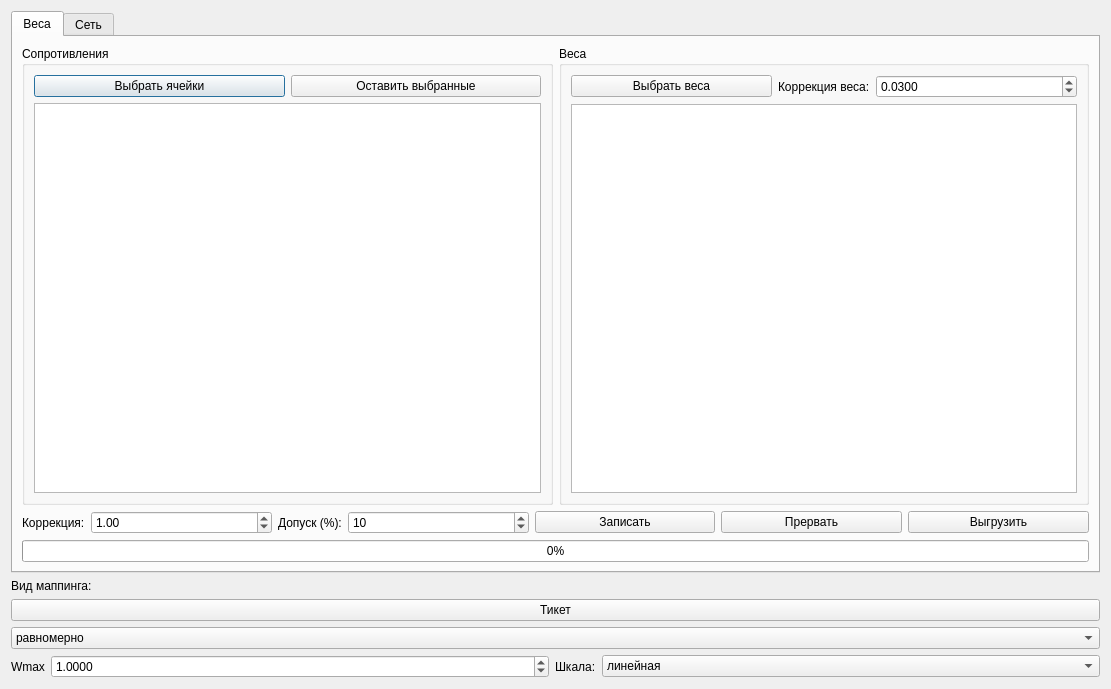
Before: the Qt Designer form gui/uies/new_ann.ui in neurocomputer/MemriBoard, drawn with Qt 5.
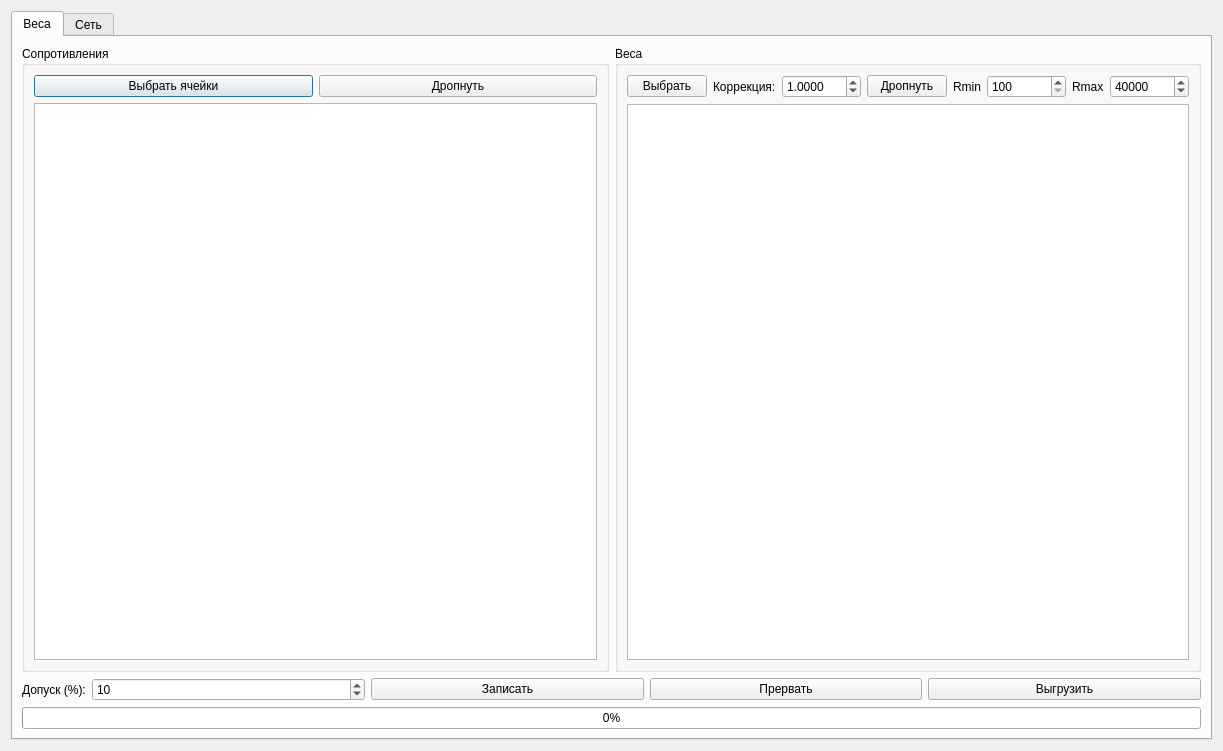
After: the same form once the commit is applied.

The edit to the form file:
```diff
--- a/gui/uies/new_ann.ui
+++ b/gui/uies/new_ann.ui
@@ -6,8 +6,8 @@
    <rect>
     <x>0</x>
     <y>0</y>
-    <width>1111</width>
-    <height>689</height>
+    <width>1223</width>
+    <height>751</height>
    </rect>
   </property>
   <property name="windowTitle">
@@ -57,7 +57,7 @@
                   <item>
                    <widget class="QPushButton" name="button_drop_cells">
                     <property name="text">
-                     <string>Оставить выбранные</string>
+                     <string>Дропнуть</string>
                     </property>
                    </widget>
                   </item>
@@ -96,8 +96,14 @@
                  <layout class="QHBoxLayout" name="horizontalLayout_11">
                   <item>
                    <widget class="QPushButton" name="button_choose_weights">
+                    <property name="sizePolicy">
+                     <sizepolicy hsizetype="Preferred" vsizetype="Fixed">
+                      <horstretch>0</horstretch>
+                      <verstretch>0</verstretch>
+                     </sizepolicy>
+                    </property>
                     <property name="text">
-                     <string>Выбрать веса</string>
+                     <string>Выбрать</string>
                     </property>
                    </widget>
                   </item>
@@ -110,12 +116,18 @@
                      </sizepolicy>
                     </property>
                     <property name="text">
-                     <string>Коррекция веса:</string>
+                     <string>Коррекция:</string>
                     </property>
                    </widget>
                   </item>
                   <item>
                    <widget class="QDoubleSpinBox" name="spinbox_correction_weight">
+                    <property name="sizePolicy">
+                     <sizepolicy hsizetype="Preferred" vsizetype="Fixed">
+                      <horstretch>0</horstretch>
+                      <verstretch>0</verstretch>
+                     </sizepolicy>
+                    </property>
                     <property name="decimals">
                      <number>4</number>
                     </property>
@@ -126,7 +138,81 @@
                      <double>0.000100000000000</double>
                     </property>
                     <property name="value">
-                     <double>0.030000000000000</double>
+                     <double>1.000000000000000</double>
+                    </property>
+                   </widget>
+                  </item>
+                  <item>
+                   <widget class="QPushButton" name="button_drop_weights">
+                    <property name="text">
+                     <string>Дропнуть</string>
+                    </property>
+                   </widget>
+                  </item>
+                  <item>
+                   <widget class="QLabel" name="label_6">
+                    <property name="sizePolicy">
+                     <sizepolicy hsizetype="Maximum" vsizetype="Preferred">
+                      <horstretch>0</horstretch>
+                      <verstretch>0</verstretch>
+                     </sizepolicy>
+                    </property>
+                    <property name="text">
+                     <string>Rmin</string>
+                    </property>
+                   </widget>
+                  </item>
+                  <item>
+                   <widget class="QSpinBox" name="spinbox_r_min">
+                    <property name="sizePolicy">
+                     <sizepolicy hsizetype="Preferred" vsizetype="Fixed">
+                      <horstretch>0</horstretch>
+                      <verstretch>0</verstretch>
+                     </sizepolicy>
+                    </property>
+                    <property name="minimum">
+                     <number>100</number>
+                    </property>
+                    <property name="maximum">
+                     <number>5000</number>
+                    </property>
+                    <property name="singleStep">
+                     <number>100</number>
+                    </property>
+                   </widget>
+                  </item>
+                  <item>
+                   <widget class="QLabel" name="label_7">
+                    <property name="sizePolicy">
+                     <sizepolicy hsizetype="Maximum" vsizetype="Preferred">
+                      <horstretch>0</horstretch>
+                      <verstretch>0</verstretch>
+                     </sizepolicy>
+                    </property>
+                    <property name="text">
+                     <string>Rmax</string>
+                    </property>
+                   </widget>
+                  </item>
+                  <item>
+                   <widget class="QSpinBox" name="spinbox_r_max">
+                    <property name="sizePolicy">
+                     <sizepolicy hsizetype="Preferred" vsizetype="Fixed">
+                      <horstretch>0</horstretch>
+                      <verstretch>0</verstretch>
+                     </sizepolicy>
+                    </property>
+                    <property name="minimum">
+                     <number>1000</number>
+                    </property>
+                    <property name="maximum">
+                     <number>120000</number>
+                    </property>
+                    <property name="singleStep">
+                     <number>1000</number>
+                    </property>
+                    <property name="value">
+                     <number>40000</number>
                     </property>
                    </widget>
                   </item>
@@ -154,32 +240,6 @@
          </item>
          <item>
           <layout class="QHBoxLayout" name="horizontalLayout_4">
-           <item>
-            <widget class="QLabel" name="label">
-             <property name="sizePolicy">
-              <sizepolicy hsizetype="Maximum" vsizetype="Preferred">
-               <horstretch>0</horstretch>
-               <verstretch>0</verstretch>
-              </sizepolicy>
-             </property>
-             <property name="text">
-              <string>Коррекция:</string>
-             </property>
-            </widget>
-           </item>
-           <item>
-            <widget class="QDoubleSpinBox" name="spinbox_weights_scale">
-             <property name="minimum">
-              <double>0.010000000000000</double>
-             </property>
-             <property name="singleStep">
-              <double>0.010000000000000</double>
-             </property>
-             <property name="value">
-              <double>1.000000000000000</double>
-             </property>
-            </widget>
-           </item>
            <item>
             <widget class="QLabel" name="label_4">
              <property name="sizePolicy">
@@ -248,92 +308,6 @@
      </widget>
     </widget>
    </item>
-   <item>
-    <widget class="QLabel" name="label_5">
-     <property name="sizePolicy">
-      <sizepolicy hsizetype="Maximum" vsizetype="Preferred">
-       <horstretch>0</horstretch>
-       <verstretch>0</verstretch>
-      </sizepolicy>
-     </property>
-     <property name="text">
-      <string>Вид маппинга:</string>
-     </property>
-    </widget>
-   </item>
-   <item>
-    <widget class="QPushButton" name="button_ticket_change">
-     <property name="text">
-      <string>Тикет</string>
-     </property>
-    </widget>
-   </item>
-   <item>
-    <widget class="QComboBox" name="combobox_writetype">
-     <item>
-      <property name="text">
-       <string>равномерно</string>
-      </property>
-     </item>
-    </widget>
-   </item>
-   <item>
-    <layout class="QHBoxLayout" name="horizontalLayout_3">
-     <item>
-      <widget class="QLabel" name="label_6">
-       <property name="sizePolicy">
-        <sizepolicy hsizetype="Maximum" vsizetype="Preferred">
-         <horstretch>0</horstretch>
-         <verstretch>0</verstretch>
-        </sizepolicy>
-       </property>
-       <property name="text">
-        <string>Wmax</string>
-       </property>
-      </widget>
-     </item>
-     <item>
-      <widget class="QDoubleSpinBox" name="spinbox_max_weight">
-       <property name="decimals">
-        <number>4</number>
-       </property>
-       <property name="singleStep">
-        <double>0.000100000000000</double>
-       </property>
-       <property name="value">
-        <double>1.000000000000000</double>
-       </property>
-      </widget>
-     </item>
-     <item>
-      <widget class="QLabel" name="label_2">
-       <property name="sizePolicy">
-        <sizepolicy hsizetype="Maximum" vsizetype="Preferred">
-         <horstretch>0</horstretch>
-         <verstretch>0</verstretch>
-        </sizepolicy>
-       </property>
-       <property name="text">
-        <string>Шкала:</string>
-       </property>
-      </widget>
-     </item>
-     <item>
-      <widget class="QComboBox" name="combo_mapping_type">
-       <item>
-        <property name="text">
-         <string>линейная</string>
-        </property>
-       </item>
-       <item>
-        <property name="text">
-         <string>квадратичная</string>
-        </property>
-       </item>
-      </widget>
-     </item>
-    </layout>
-   </item>
   </layout>
  </widget>
  <resources/>
```
Left out of the diff: 8 changed lines with no effect on the pictures.
